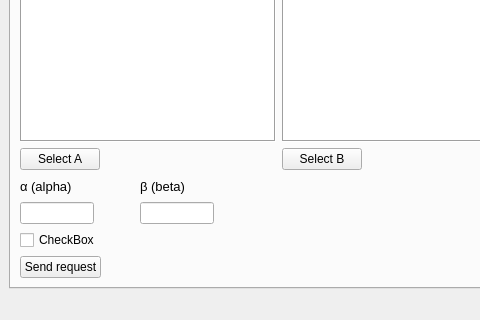
This is mainwindow.ui in fumycat/raw as Qt 5 draws it before an edit; both pictures show x 0 to 480 and y 200 to 520 of the 821 by 520 pixel window. The edited form follows.
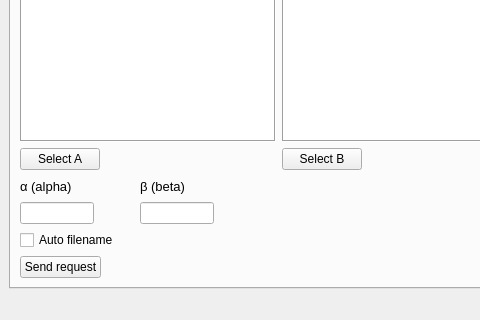
This is the edited form. Icons and pictures are not drawn.

```diff
--- a/mainwindow.ui
+++ b/mainwindow.ui
@@ -462,7 +462,7 @@
               <item>
                <widget class="QCheckBox" name="checkBox_tab1">
                 <property name="text">
-                 <string>CheckBox</string>
+                 <string>Auto filename</string>
                 </property>
                </widget>
               </item>
```
Left out of the diff: 14 changed lines with no effect on the pictures.
